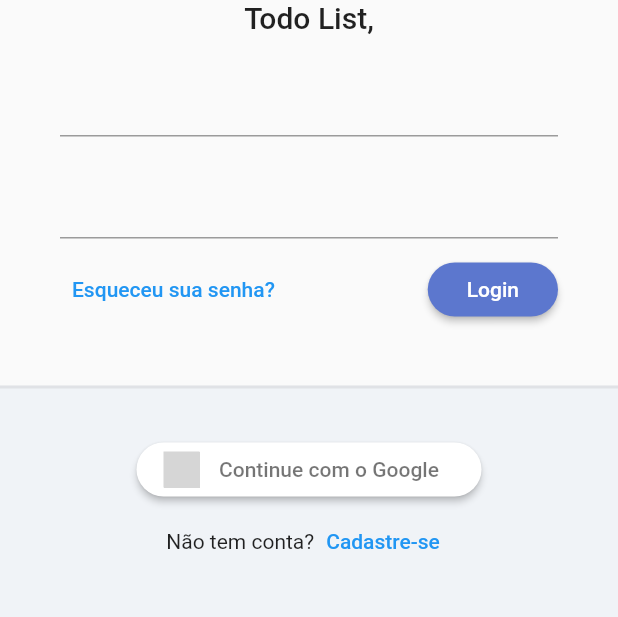
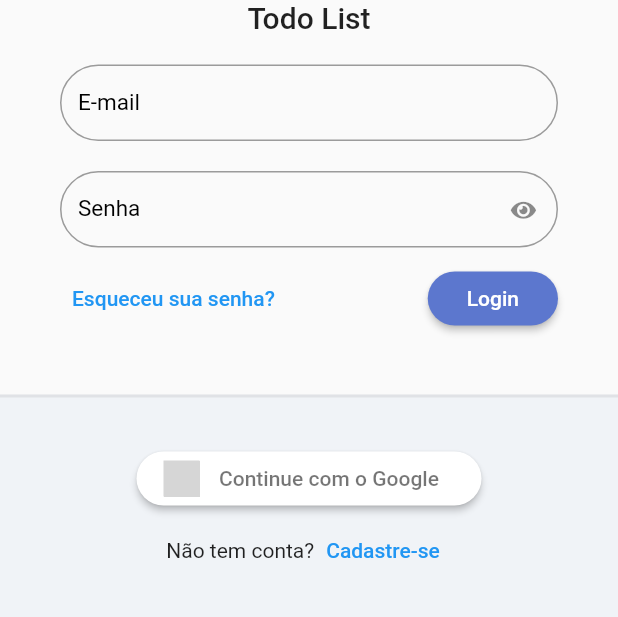
Before and after one commit to LeonardoLamoia/todo_list_provider, a Flutter app: the screen it shows after launch, on a phone screen of 412 x 824 dp, the part 345-962 px from its top. Run offline on Flutter 3.47's test engine with Material 2 defaults, Android fonts, the phone set to English and light mode, and no system bars; drawn by our look-alikes of sign_in_button; our stand-ins replace google_fonts, sqflite, sqflite_common, synchronized; accounts and stored records are empty; Roboto replaces fonts that are missing (Mandali); grey boxes are pictures that could not be loaded.

Commit message:
treating fields login screen

```diff
--- /dev/null
+++ b/lib/app/core/ui/todo_list_icons.dart
@@ -0,0 +1,30 @@
+/// Flutter icons TodoListIcons
+/// Copyright (C) 2023 by original authors @ fluttericon.com, fontello.com
+/// This font was generated by FlutterIcon.com, which is derived from Fontello.
+///
+/// To use this font, place it in your fonts/ directory and include the
+/// following in your pubspec.yaml
+///
+/// flutter:
+///   fonts:
+///    - family:  TodoListIcons
+///      fonts:
+///       - asset: fonts/TodoListIcons.ttf
+///
+///
+/// * Font Awesome 5, Copyright (C) 2016 by Dave Gandy
+///         Author:    Dave Gandy
+///         License:   SIL (https://github.com/FortAwesome/Font-Awesome/blob/master/LICENSE.txt)
+///         Homepage:  http://fortawesome.github.com/Font-Awesome/
+///
+import 'package:flutter/widgets.dart';
+
+class TodoListIcons {
+  TodoListIcons._();
+
+  static const _kFontFam = 'TodoListIcons';
+  static const String? _kFontPkg = null;
+
+  static const IconData eye = IconData(0xf06e, fontFamily: _kFontFam, fontPackage: _kFontPkg);
+  static const IconData eye_slash = IconData(0xf070, fontFamily: _kFontFam, fontPackage: _kFontPkg);
+}
--- /dev/null
+++ b/lib/app/core/widget/todo_list_field.dart
@@ -0,0 +1,60 @@
+// ignore_for_file: public_member_api_docs, sort_constructors_first
+import 'package:flutter/material.dart';
+import 'package:todo_list_provider/app/core/ui/todo_list_icons.dart';
+
+class TodoListField extends StatelessWidget {
+  final String label;
+  final IconButton? suffixIconButton;
+  final bool obscureText;
+  final ValueNotifier<bool> obscureTextVN;
+  final TextEditingController? controller;
+  final FormFieldValidator<String>? validator;
+
+  TodoListField({
+    Key? key,
+    required this.label,
+    this.obscureText = false,
+    this.suffixIconButton, this.controller, this.validator,
+  })  : assert(obscureText == true ? suffixIconButton == null : true,
+            'ObscureText Não pode ser enviado em conjunto com suffixIconButton'),
+        obscureTextVN = ValueNotifier(obscureText),
+        super(key: key);
+
+  @override
+  Widget build(BuildContext context) {
+    return ValueListenableBuilder(
+      valueListenable: obscureTextVN,
+      builder: (_, obscureTextValue, child) {
+        return TextFormField(
+          controller: controller,
+          validator: validator,
+          decoration: InputDecoration(
+            labelText: label,
+            labelStyle: const TextStyle(fontSize: 15, color: Colors.black),
+            border: OutlineInputBorder(borderRadius: BorderRadius.circular(30)),
+            errorBorder: OutlineInputBorder(
+              borderRadius: BorderRadius.circular(30),
+              borderSide: const BorderSide(color: Colors.red),
+            ),
+            isDense: true,
+            suffixIcon: suffixIconButton ??
+                (obscureText == true
+                    ? IconButton(
+                        onPressed: () {
+                          obscureTextVN.value = !obscureTextValue;
+                        },
+                        icon: Icon(
+                          !obscureTextValue
+                              ? TodoListIcons.eye_slash
+                              : TodoListIcons.eye,
+                          size: 15,
+                        ),
+                      )
+                    : null),
+          ),
+          obscureText: obscureTextValue,
+        );
+      },
+    );
+  }
+}
--- a/lib/app/core/widget/todo_list_logo.dart
+++ b/lib/app/core/widget/todo_list_logo.dart
@@ -13,7 +13,7 @@ class TodoListLogo extends StatelessWidget {
           'assets/logo.png',
           height: 200,
         ),
-        Text('Todo List,', style: context.textTheme.titleLarge),
+        Text('Todo List', style: context.textTheme.titleLarge),
       ],
     );
   }
--- a/lib/app/modules/auth/login/login_page.dart
+++ b/lib/app/modules/auth/login/login_page.dart
@@ -1,5 +1,6 @@
 import 'package:flutter/material.dart';
 import 'package:sign_in_button/sign_in_button.dart';
+import 'package:todo_list_provider/app/core/widget/todo_list_field.dart';
 import 'package:todo_list_provider/app/core/widget/todo_list_logo.dart';
 
 class LoginPage extends StatelessWidget {
@@ -26,11 +27,16 @@ class LoginPage extends StatelessWidget {
                       child: Form(
                           child: Column(
                         children: [
-                          TextFormField(),
+                          TodoListField(
+                            label: 'E-mail',
+                          ),
                           const SizedBox(
                             height: 20,
                           ),
-                          TextFormField(),
+                          TodoListField(
+                            label: 'Senha',
+                            obscureText: true,
+                          ),
                           const SizedBox(
                             height: 10,
                           ),
```
Also changed, not shown: pubspec.yaml (+4 -4 lines), assets/fonts/TodoListIcons.ttf (added).
